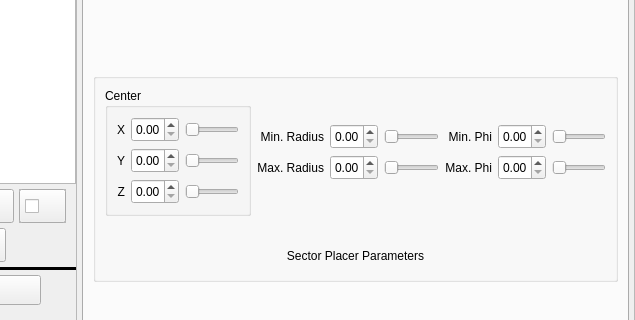
delta3d/delta3d, file delta3d/utilities/ParticleEditor/particleeditor.ui: the form before one commit; both pictures show x 773 to 1408 and y 226 to 546 of the 1408 by 640 pixel window.
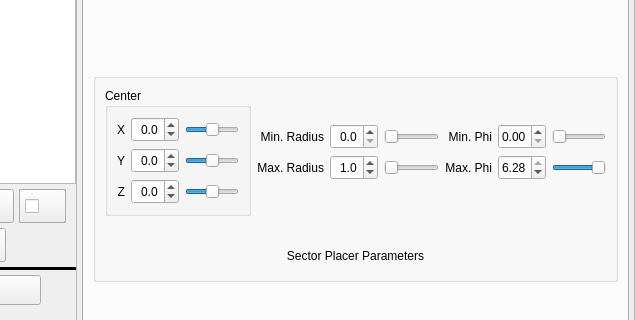
The form after the commit. The open tabs and pages were chosen to show the change. Icons and pictures are not drawn.

Commit message: Implemented the Sector Placer section of the Placer Tab.

Diff of the .ui file:
```diff
--- a/delta3d/utilities/ParticleEditor/particleeditor.ui
+++ b/delta3d/utilities/ParticleEditor/particleeditor.ui
@@ -3251,6 +3251,21 @@
                          <height>25</height>
                         </size>
                        </property>
+                       <property name="alignment" >
+                        <set>Qt::AlignRight|Qt::AlignTrailing|Qt::AlignVCenter</set>
+                       </property>
+                       <property name="decimals" >
+                        <number>1</number>
+                       </property>
+                       <property name="minimum" >
+                        <double>-10.000000000000000</double>
+                       </property>
+                       <property name="maximum" >
+                        <double>10.000000000000000</double>
+                       </property>
+                       <property name="singleStep" >
+                        <double>0.100000000000000</double>
+                       </property>
                       </widget>
                      </item>
                      <item row="1" column="0" >
@@ -3295,6 +3310,21 @@
                          <height>25</height>
                         </size>
                        </property>
+                       <property name="alignment" >
+                        <set>Qt::AlignRight|Qt::AlignTrailing|Qt::AlignVCenter</set>
+                       </property>
+                       <property name="decimals" >
+                        <number>1</number>
+                       </property>
+                       <property name="minimum" >
+                        <double>-10.000000000000000</double>
+                       </property>
+                       <property name="maximum" >
+                        <double>10.000000000000000</double>
+                       </property>
+                       <property name="singleStep" >
+                        <double>0.100000000000000</double>
+                       </property>
                       </widget>
                      </item>
                      <item row="2" column="0" >
@@ -3339,10 +3369,31 @@
                          <height>25</height>
                         </size>
                        </property>
+                       <property name="alignment" >
+                        <set>Qt::AlignRight|Qt::AlignTrailing|Qt::AlignVCenter</set>
+                       </property>
+                       <property name="decimals" >
+                        <number>1</number>
+                       </property>
+                       <property name="minimum" >
+                        <double>-10.000000000000000</double>
+                       </property>
+                       <property name="maximum" >
+                        <double>10.000000000000000</double>
+                       </property>
+                       <property name="singleStep" >
+                        <double>0.100000000000000</double>
+                       </property>
                       </widget>
                      </item>
                      <item row="0" column="2" >
                       <widget class="QSlider" name="SectorPlacerXSlider" >
+                       <property name="minimum" >
+                        <number>-100</number>
+                       </property>
+                       <property name="maximum" >
+                        <number>100</number>
+                       </property>
                        <property name="orientation" >
                         <enum>Qt::Horizontal</enum>
                        </property>
@@ -3350,6 +3401,12 @@
                      </item>
                      <item row="1" column="2" >
                       <widget class="QSlider" name="SectorPlacerYSlider" >
+                       <property name="minimum" >
+                        <number>-100</number>
+                       </property>
+                       <property name="maximum" >
+                        <number>100</number>
+                       </property>
                        <property name="orientation" >
                         <enum>Qt::Horizontal</enum>
                        </property>
@@ -3357,6 +3414,12 @@
                      </item>
                      <item row="2" column="2" >
                       <widget class="QSlider" name="SectorPlacerZSlider" >
+                       <property name="minimum" >
+                        <number>-100</number>
+                       </property>
+                       <property name="maximum" >
+                        <number>100</number>
+                       </property>
                        <property name="orientation" >
                         <enum>Qt::Horizontal</enum>
                        </property>
@@ -3415,6 +3478,18 @@
                       <height>25</height>
                      </size>
                     </property>
+                    <property name="alignment" >
+                     <set>Qt::AlignRight|Qt::AlignTrailing|Qt::AlignVCenter</set>
+                    </property>
+                    <property name="decimals" >
+                     <number>1</number>
+                    </property>
+                    <property name="maximum" >
+                     <double>10.000000000000000</double>
+                    </property>
+                    <property name="singleStep" >
+                     <double>0.100000000000000</double>
+                    </property>
                    </widget>
                   </item>
                   <item row="2" column="2" >
@@ -3437,6 +3512,21 @@
                       <height>25</height>
                      </size>
                     </property>
+                    <property name="alignment" >
+                     <set>Qt::AlignRight|Qt::AlignTrailing|Qt::AlignVCenter</set>
+                    </property>
+                    <property name="decimals" >
+                     <number>1</number>
+                    </property>
+                    <property name="maximum" >
+                     <double>10.000000000000000</double>
+                    </property>
+                    <property name="singleStep" >
+                     <double>0.100000000000000</double>
+                    </property>
+                    <property name="value" >
+                     <double>1.000000000000000</double>
+                    </property>
                    </widget>
                   </item>
                   <item row="1" column="3" >
@@ -3493,6 +3583,18 @@
                       <height>25</height>
                      </size>
                     </property>
+                    <property name="alignment" >
+                     <set>Qt::AlignRight|Qt::AlignTrailing|Qt::AlignVCenter</set>
+                    </property>
+                    <property name="decimals" >
+                     <number>2</number>
+                    </property>
+                    <property name="maximum" >
+                     <double>6.280000000000000</double>
+                    </property>
+                    <property name="singleStep" >
+                     <double>0.010000000000000</double>
+                    </property>
                    </widget>
                   </item>
                   <item row="2" column="5" >
@@ -3515,6 +3617,21 @@
                       <height>25</height>
                      </size>
                     </property>
+                    <property name="alignment" >
+                     <set>Qt::AlignRight|Qt::AlignTrailing|Qt::AlignVCenter</set>
+                    </property>
+                    <property name="decimals" >
+                     <number>2</number>
+                    </property>
+                    <property name="maximum" >
+                     <double>6.280000000000000</double>
+                    </property>
+                    <property name="singleStep" >
+                     <double>0.010000000000000</double>
+                    </property>
+                    <property name="value" >
+                     <double>6.280000000000000</double>
+                    </property>
                    </widget>
                   </item>
                   <item row="1" column="6" >
@@ -3526,6 +3643,12 @@
                   </item>
                   <item row="2" column="6" >
                    <widget class="QSlider" name="SectorPlacerMaxPhiSlider" >
+                    <property name="maximum" >
+                     <number>628</number>
+                    </property>
+                    <property name="value" >
+                     <number>628</number>
+                    </property>
                     <property name="orientation" >
                      <enum>Qt::Horizontal</enum>
                     </property>
```
Left out of the diff: 78 changed lines with no effect on the pictures. The commit also changes 5 other files.
